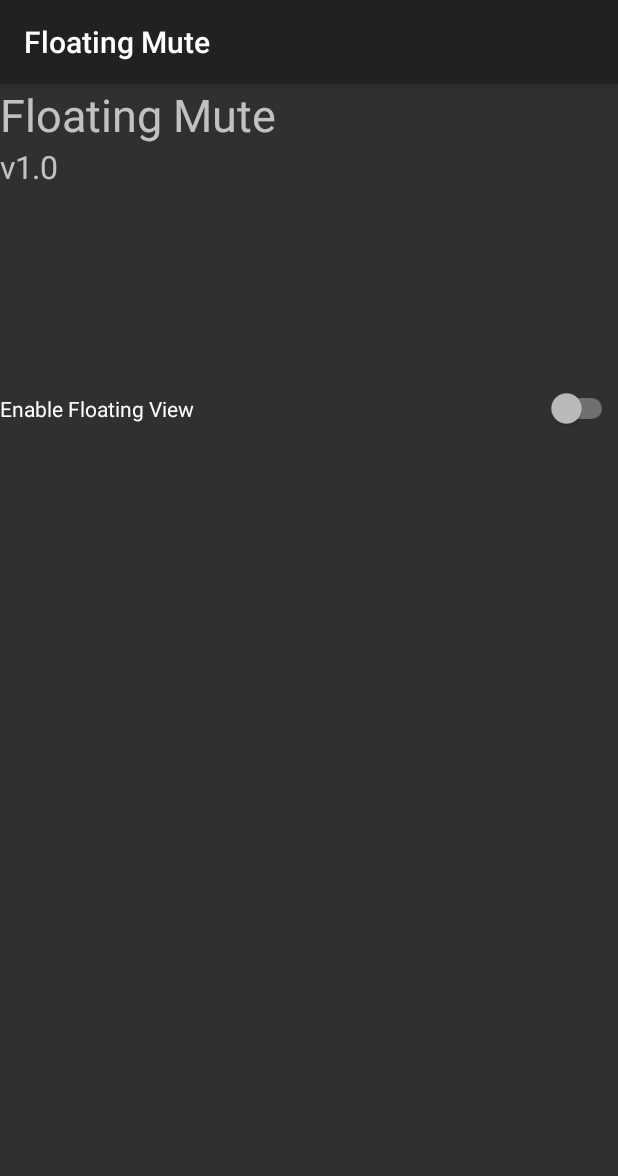
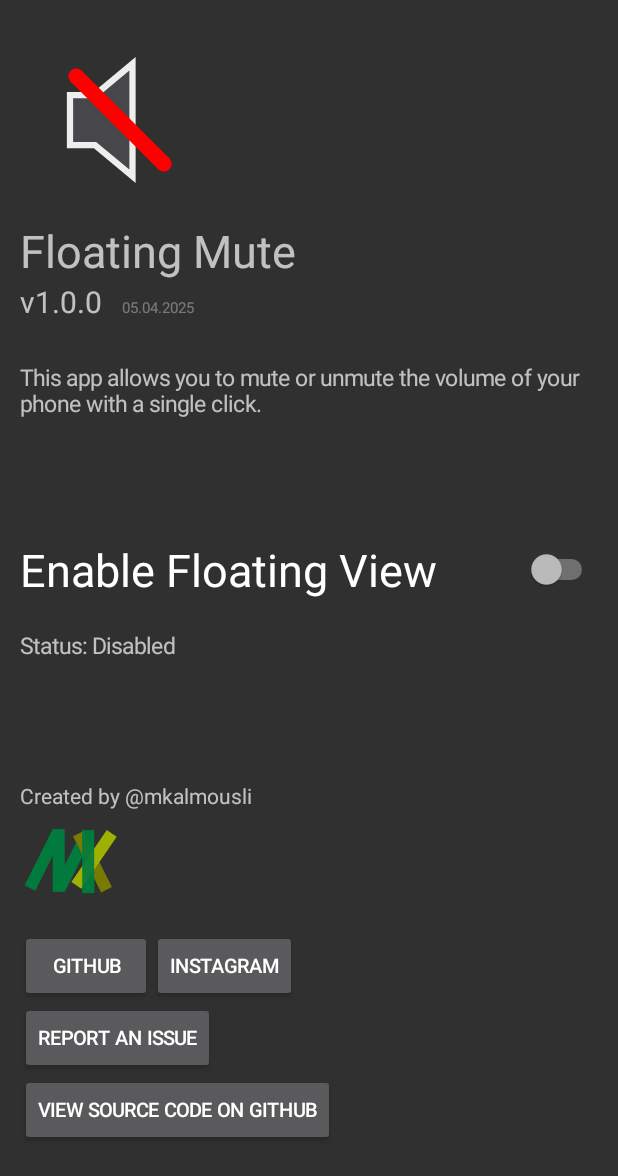
Before and after one commit to mkalmousli/FloatingMute, an Android app: the screen it shows after launch (MainActivity), on a phone screen of 412 x 824 dp. Shown: the top 1176 px of the screen. Run offline under Robolectric (Android 15) with nearby library versions, the phone set to English and light mode, and no system bars.

Commit message:
improve app, create logo, take screenshots and create basic readme

```diff
--- a/app/build.gradle.kts
+++ b/app/build.gradle.kts
@@ -52,6 +52,7 @@ dependencies {
 
     implementation(libs.androidx.core.ktx)
     implementation(libs.androidx.appcompat)
+
 //    implementation(libs.material)
 //    implementation(libs.androidx.preference)
 //    implementation(libs.androidx.activity.compose)
--- a/app/src/main/AndroidManifest.xml
+++ b/app/src/main/AndroidManifest.xml
@@ -6,14 +6,15 @@
     <uses-permission android:name="android.permission.SYSTEM_ALERT_WINDOW" />
     <uses-permission android:name="android.permission.MODIFY_AUDIO_SETTINGS" />
     <uses-permission android:name="android.permission.KILL_BACKGROUND_PROCESSES" />
+    <uses-permission android:name="android.permission.REQUEST_IGNORE_BATTERY_OPTIMIZATIONS" />
 
     <application
         android:allowBackup="true"
         android:dataExtractionRules="@xml/data_extraction_rules"
         android:fullBackupContent="@xml/backup_rules"
-        android:icon="@mipmap/ic_launcher"
+        android:icon="@drawable/logo"
         android:label="@string/app_name"
-        android:roundIcon="@mipmap/ic_launcher_round"
+        android:roundIcon="@drawable/logo"
         android:supportsRtl="true"
         android:theme="@style/Theme.AppCompat"
         android:name=".App"
--- a/app/src/main/java/com/github/mkalmousli/floating_mute/App.kt
+++ b/app/src/main/java/com/github/mkalmousli/floating_mute/App.kt
@@ -1,11 +1,104 @@
 package com.github.mkalmousli.floating_mute
 
 import android.app.Application
+import android.content.BroadcastReceiver
+import android.content.Context
+import android.content.Intent
+import android.content.IntentFilter
+import android.media.AudioManager
+import android.view.OrientationEventListener
+import kotlinx.coroutines.CoroutineScope
+import kotlinx.coroutines.Dispatchers
+import kotlinx.coroutines.channels.awaitClose
+import kotlinx.coroutines.flow.callbackFlow
+import kotlinx.coroutines.flow.collectLatest
+import kotlinx.coroutines.launch
 
 class App : Application() {
+    private val scope = CoroutineScope(Dispatchers.Main)
+
+    private val orientationListener by lazy {
+        var lastOrientation: Orientation? = null
+
+        object : OrientationEventListener(this) {
+            override fun onOrientationChanged(ignored: Int) {
+                val newOrientation = orientation
+
+                if (newOrientation != lastOrientation) {
+                    lastOrientation = newOrientation
+                    scope.launch {
+                        orientationFlow.emit(newOrientation)
+                    }
+                }
+            }
+        }
+    }
+
 
     override fun onCreate() {
         super.onCreate()
         createNotificationChannel()
+
+
+
+        scope.apply {
+            launch {
+                orientationFlow.collectLatest {
+                    positionFlow.emit(Pair(prefLastX, prefLastY))
+                }
+            }
+
+
+            launch {
+                orientationListener.enable()
+            }
+
+
+            launch {
+                positionFlow.collectLatest {
+                    prefLastX = it.first
+                    prefLastY = it.second
+                }
+            }
+        }
+
+
+
+
+
+        /**
+         * Listen for system's volume changes.
+         */
+        val systemVolumeFlow = callbackFlow {
+            val receiver = object : BroadcastReceiver() {
+                override fun onReceive(context: Context, intent: Intent) {
+                    when (intent.getIntExtra("android.media.EXTRA_VOLUME_STREAM_TYPE", 0)) {
+                        AudioManager.STREAM_MUSIC -> trySend(
+                            intent.getIntExtra(
+                                "android.media.EXTRA_VOLUME_STREAM_VALUE",
+                                0
+                            )
+                        )
+                    }
+                }
+            }
+
+            registerReceiver(receiver, IntentFilter("android.media.VOLUME_CHANGED_ACTION"))
+            awaitClose { unregisterReceiver(receiver) }
+        }
+
+        /**
+         * Update the volume flow when the system volume changes.
+         */
+        scope.launch {
+            systemVolumeFlow.collect {
+                volumeFlow.emit(it)
+            }
+        }
+    }
+
+    override fun onTerminate() {
+        super.onTerminate()
+        orientationListener.disable()
     }
 }
--- /dev/null
+++ b/app/src/main/java/com/github/mkalmousli/floating_mute/Const.kt
@@ -0,0 +1,4 @@
+package com.github.mkalmousli.floating_mute
+
+
+const val NOTIFICATION_CHANNEL_ID = "main_channel"
--- a/app/src/main/java/com/github/mkalmousli/floating_mute/HomeFragment.kt
+++ b/app/src/main/java/com/github/mkalmousli/floating_mute/HomeFragment.kt
@@ -1,18 +1,26 @@
 package com.github.mkalmousli.floating_mute
 
 import android.content.Intent
+import android.net.Uri
 import android.os.Bundle
+import android.text.Html
 import android.view.LayoutInflater
 import android.view.View
-import android.view.View.OnClickListener
 import android.view.ViewGroup
+import android.widget.Button
+import android.widget.ImageView
 import android.widget.LinearLayout
 import android.widget.ScrollView
 import android.widget.Switch
 import android.widget.TextView
-import androidx.core.view.marginTop
+import androidx.core.view.updatePadding
+import androidx.core.widget.ImageViewCompat
 import androidx.fragment.app.Fragment
-import androidx.fragment.app.FragmentActivity
+import androidx.lifecycle.lifecycleScope
+import kotlinx.coroutines.flow.collectLatest
+import kotlinx.coroutines.launch
+
+
 
 class HomeFragment : Fragment() {
 
@@ -21,6 +29,17 @@ class HomeFragment : Fragment() {
 
         val contentView = LinearLayout(c).also { contentView ->
             contentView.orientation = LinearLayout.VERTICAL
+            contentView.updatePadding(20, 20, 20, 20)
+
+
+
+            ImageView(c).apply {
+                val icon = R.drawable.logo
+                ImageViewCompat.setImageTintList(this, null)
+                setImageResource(icon)
+                layoutParams = ViewGroup.LayoutParams(200, 200)
+                contentView.addView(this)
+            }
 
             TextView(c).apply {
                 text = "Floating Mute"
@@ -28,38 +47,145 @@ class HomeFragment : Fragment() {
                 contentView.addView(this)
             }
 
+
+            LinearLayout(c).also { versionView ->
+                versionView.orientation = LinearLayout.HORIZONTAL
+
+                TextView(c).apply {
+                    text = "v1.0.0"
+                    textSize = 20f
+                    updatePadding(right=20)
+                    versionView.addView(this)
+                }
+
+
+                TextView(c).apply {
+                    text = "05.04.2025"
+                    textSize = 10f
+                    alpha = 0.5f
+                    versionView.addView(this)
+                }
+
+                contentView.addView(versionView)
+            }
+
+
             TextView(c).apply {
-                text = "v1.0"
-                textSize = 21f
+                text = "This app allows you to mute or unmute the volume of your phone with a single click."
+                textSize = 15f
+                updatePadding(top=40)
                 contentView.addView(this)
             }
 
-            // add a padding view to separate the title and the switch
-            View(c).apply {
-                layoutParams = ViewGroup.LayoutParams(ViewGroup.LayoutParams.MATCH_PARENT, 200)
-                contentView.addView(this)
-            }
+
 
             // create a switch to toggle the floating view
             Switch(c).apply {
                 text = "Enable Floating View"
+                textSize = 30f
                 isChecked = false
+                updatePadding(top=120)
+
                 contentView.addView(this)
 
+                lifecycleScope.launch {
+                    modeFlow.collectLatest  {
+                        isChecked = it == Mode.Enabled || it == Mode.Hidden
+                    }
+                }
+
                 setOnCheckedChangeListener { _, isChecked ->
-                    if (isChecked) {
-                        requireContext().startService(Intent(requireContext(), FloatingViewService::class.java))
-                    } else if (requireContext().stopService(Intent(requireContext(), FloatingViewService::class.java))) {
-                        // If the service was stopped successfully, we can assume that it was running.
-                        // Otherwise, we can assume that it was not running.
-                        println("Service stopped successfully")
-                    }
-                    else {
-                        requireContext().stopService(Intent(requireContext(), FloatingViewService::class.java))
+                    val intent = Intent(requireContext(), FloatingViewService::class.java)
+                    val currentMode = modeFlow.value
+
+                    if (isChecked && currentMode == Mode.Disabled) {
+                        requireContext().startService(intent)
+                    } else if (!isChecked && (currentMode == Mode.Enabled || currentMode == Mode.Hidden)) {
+                        requireContext().stopService(intent)
                     }
                 }
             }
 
+
+            TextView(c).apply {
+                text = "Status: Disabled"
+                textSize = 15f
+                updatePadding(top=30)
+                contentView.addView(this)
+
+
+                lifecycleScope.launch {
+                    modeFlow.collect {
+                        text = "Status: ${it.name}"
+                    }
+                }
+            }
+
+
+
+
+            TextView(c).apply {
+                text = "Created by @mkalmousli"
+                textSize = 14f
+                updatePadding(top=120)
+                contentView.addView(this)
+            }
+
+            ImageView(c).apply {
+                val icon = R.drawable.mk
+                ImageViewCompat.setImageTintList(this, null)
+                setImageResource(icon)
+                layoutParams = ViewGroup.LayoutParams(100, 100)
+                contentView.addView(this)
+            }
+
+            LinearLayout(c).also { socialsView ->
+                socialsView.orientation = LinearLayout.HORIZONTAL
+                socialsView.updatePadding(top=20)
+
+                Button(c).apply {
+                    text = "GitHub"
+                    textSize = 13f
+                    layoutParams = ViewGroup.LayoutParams(ViewGroup.LayoutParams.WRAP_CONTENT, ViewGroup.LayoutParams.WRAP_CONTENT)
+                    setOnClickListener {
+                        requireContext().openUrl("https://github.com/mkalmousli")
+                    }
+                    socialsView.addView(this)
+                }
+
+                Button(c).apply {
+                    text = "Instagram"
+                    textSize = 13f
+                    layoutParams = ViewGroup.LayoutParams(ViewGroup.LayoutParams.WRAP_CONTENT, ViewGroup.LayoutParams.WRAP_CONTENT)
+                    setOnClickListener {
+                        requireContext().openUrl("https://instagram.com/mkalmousli")
+                    }
+                    socialsView.addView(this)
+                }
+
+                contentView.addView(socialsView)
+            }
+
+
+
+            Button(c).apply {
+                text = "Report an issue"
+                textSize = 13f
+                layoutParams = ViewGroup.LayoutParams(ViewGroup.LayoutParams.WRAP_CONTENT, ViewGroup.LayoutParams.WRAP_CONTENT)
+                setOnClickListener {
+                    requireContext().openUrl("https://github.com/mkalmousli/FloatingMute/issues/new")
+                }
+                contentView.addView(this)
+            }
+            Button(c).apply {
+                text = "View source code on GitHub"
+                textSize = 13f
+                layoutParams = ViewGroup.LayoutParams(ViewGroup.LayoutParams.WRAP_CONTENT, ViewGroup.LayoutParams.WRAP_CONTENT)
+                setOnClickListener {
+                    requireContext().openUrl("https://github.com/mkalmousli/FloatingMute")
+                }
+                contentView.addView(this)
+            }
 
 
         }
@@ -73,6 +199,6 @@ class HomeFragment : Fragment() {
         inflater: LayoutInflater,
         container: ViewGroup?,
         savedInstanceState: Bundle?
-    ): View? = layout
+    ): View = layout
 
 }
--- a/app/src/main/java/com/github/mkalmousli/floating_mute/MainActivity.kt
+++ b/app/src/main/java/com/github/mkalmousli/floating_mute/MainActivity.kt
@@ -1,19 +1,63 @@
 package com.github.mkalmousli.floating_mute
-
+import android.Manifest
+import android.content.Context
 import android.content.Intent
+import android.os.Build
+import android.provider.Settings
+import android.app.Activity
+import android.net.Uri
 import android.content.IntentFilter
+import android.content.pm.PackageManager
 import android.media.AudioManager
-import android.net.Uri
-import android.os.Build
 import android.os.Bundle
-import android.provider.Settings
 import android.widget.FrameLayout
+import android.widget.Toast
 import androidx.appcompat.app.AppCompatActivity
+import androidx.core.app.ActivityCompat
 
 class MainActivity : AppCompatActivity() {
 
+    private fun askForBatteryOptimizationPermission(context: Context) {
+        if (Build.VERSION.SDK_INT >= Build.VERSION_CODES.M) {
+            val pm = context.getSystemService(Context.POWER_SERVICE) as android.os.PowerManager
+            val packageName = context.packageName
+            val isIgnoringBatteryOptimizations = pm.isIgnoringBatteryOptimizations(packageName)
+
+            if (!isIgnoringBatteryOptimizations) {
+                Toast.makeText(context, "Please grant the battery optimization permission!", Toast.LENGTH_SHORT).show()
+
+                val intent = Intent()
+                intent.action = Settings.ACTION_REQUEST_IGNORE_BATTERY_OPTIMIZATIONS
+                intent.data = Uri.parse("package:$packageName")
+                (context as Activity).startActivityForResult(intent, 123) // You can change the request code
+            }
+        }
+    }
+
     override fun onCreate(savedInstanceState: Bundle?) {
         super.onCreate(savedInstanceState)
+        supportActionBar?.hide()
+
+        askForBatteryOptimizationPermission(this)
+
+
+        if (ActivityCompat.checkSelfPermission(
+                this,
+                Manifest.permission.POST_NOTIFICATIONS
+            ) != PackageManager.PERMISSION_GRANTED
+        ) {
+            if (Build.VERSION.SDK_INT >= Build.VERSION_CODES.TIRAMISU) {
+                ActivityCompat.requestPermissions(
+                    this,
+                    arrayOf(Manifest.permission.POST_NOTIFICATIONS),
+                    1
+                )
+            } else {
+                Toast.makeText(this, "Please grant the notification permission!", Toast.LENGTH_SHORT).show()
+            }
+        }
+
+
 
 
         FrameLayout(baseContext).apply {
@@ -27,9 +71,12 @@ class MainActivity : AppCompatActivity() {
 
 
 
-        // TODO(mkalmousli): Listen for approval and return the user to the app automatically
+//        // TODO(mkalmousli): Listen for approval and return the user to the app automatically
         if (Build.VERSION.SDK_INT >= Build.VERSION_CODES.M) {
+
             if (!Settings.canDrawOverlays(this)) {
+                Toast.makeText(this, "Please grant the overlay permission!", Toast.LENGTH_SHORT).show()
+
                 // If not, request the permission
                 val intent = Intent(
                     Settings.ACTION_MANAGE_OVERLAY_PERMISSION,
@@ -41,8 +88,8 @@ class MainActivity : AppCompatActivity() {
             }
         }
 
-//        val intent = Intent(this, FloatingViewService::class.java)
-//        startService(intent)
+        val intent = Intent(this, FloatingViewService::class.java)
+        startService(intent)
     }
 
 
--- /dev/null
+++ b/app/src/main/java/com/github/mkalmousli/floating_mute/Single.kt
@@ -0,0 +1,23 @@
+package com.github.mkalmousli.floating_mute
+
+import kotlinx.coroutines.flow.MutableStateFlow
+
+
+val volumeFlow = MutableStateFlow(0)
+
+enum class Mode {
+    Enabled,
+    Disabled,
+    Hidden
+}
+val modeFlow = MutableStateFlow(Mode.Disabled)
+
+
+enum class Orientation {
+    Portrait,
+    Landscape
+}
+val orientationFlow = MutableStateFlow(Orientation.Portrait)
+
+
+val positionFlow = MutableStateFlow(Pair(0, 0))
--- /dev/null
+++ b/app/src/main/res/drawable/logo.xml
@@ -0,0 +1,17 @@
+<vector xmlns:android="http://schemas.android.com/apk/res/android"
+    android:width="128dp"
+    android:height="128dp"
+    android:viewportWidth="64"
+    android:viewportHeight="64">
+  <path
+      android:pathData="M16,24h8l12,-10v36l-12,-10h-8V24z"
+      android:strokeWidth="2"
+      android:fillColor="#47464b"
+      android:strokeColor="#eee"/>
+  <path
+      android:pathData="M18,18L46,46"
+      android:strokeWidth="5"
+      android:fillColor="#00000000"
+      android:strokeColor="#ff0000"
+      android:strokeLineCap="round"/>
+</vector>
--- /dev/null
+++ b/app/src/main/res/drawable/mk.xml
@@ -0,0 +1,35 @@
+<vector xmlns:android="http://schemas.android.com/apk/res/android"
+    android:width="50dp"
+    android:height="50dp"
+    android:viewportWidth="50"
+    android:viewportHeight="50">
+  <path
+      android:pathData="M37.053,10.191l-6,0l-0,31.401l6,0z"
+      android:strokeWidth="0.263303"
+      android:fillColor="#007a3d"/>
+  <path
+      android:pathData="M22.361,9.554l-6,0l-0,31.401l6,0z"
+      android:strokeWidth="0.263303"
+      android:fillColor="#007a3d"/>
+  <path
+      android:pathData="M36.419,12.877l-5.365,-2.686l-14.058,28.079l5.365,2.686z"
+      android:strokeWidth="0.263"
+      android:fillColor="#007a3d"/>
+  <path
+      android:pathData="M21.726,12.241l-5.365,-2.686l-14.058,28.079l5.365,2.686z"
+      android:strokeWidth="0.263"
+      android:fillColor="#007a3d"/>
+  <path
+      android:pathData="M26.54,13.161l5.365,-2.686l14.058,28.079l-5.365,2.686z"
+      android:strokeWidth="0.263303"
+      android:fillColor="#797a00"/>
+  <path
+      android:pathData="M30.63,39.333l-4.953,-3.386l17.72,-25.923l4.953,3.386z"
+      android:strokeWidth="0.263"
+      android:fillColor="#9eb000"/>
+  <path
+      android:pathData="M31.056,10.142l6,-0.016l0.083,31.401l-6,0.016z"
+      android:strokeWidth="0.263303"
+      android:fillColor="#007a3d"
+      android:fillAlpha="0.896673"/>
+</vector>
```
Also changed, not shown: app/src/main/java/com/github/mkalmousli/floating_mute/FloatingViewService.kt (+160 -120 lines), app/src/main/java/com/github/mkalmousli/floating_mute/Utils.kt (+13 -8 lines), 9 other files.
